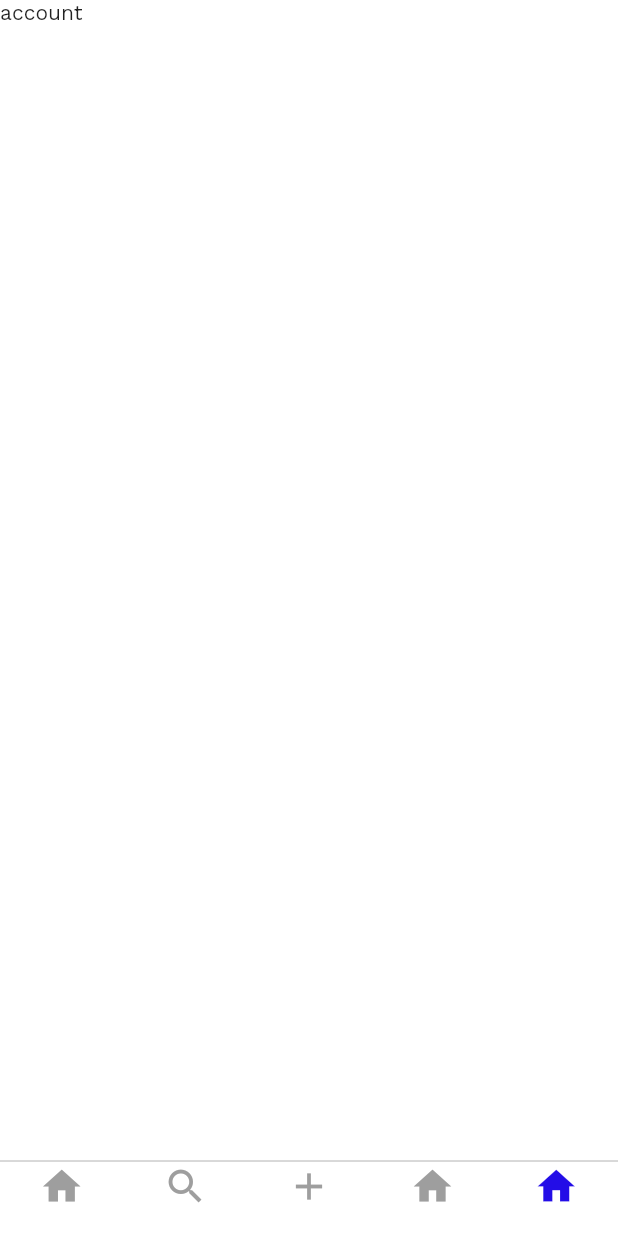
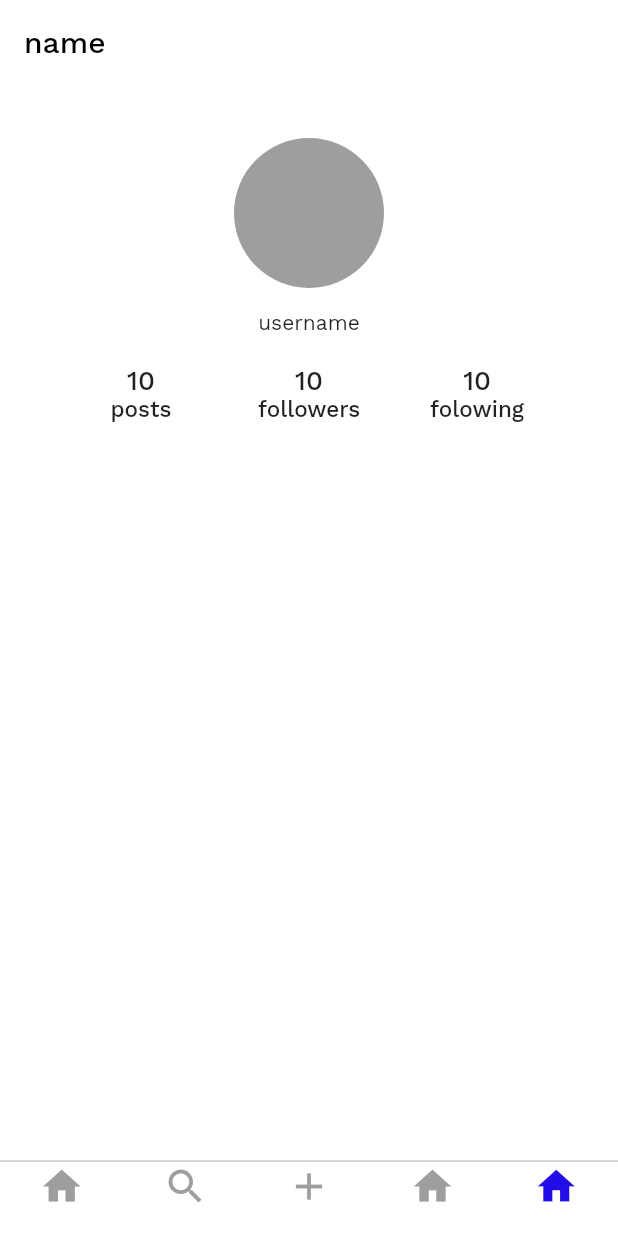
Before and after one commit to St1chaKooky/firebase_auth, a Flutter app: the screen it shows once a user with an empty profile is signed in, swiped to page 5, on a phone screen of 412 x 824 dp. Run offline on Flutter 3.47's test engine with Material 2 defaults, Android fonts, the phone set to English and light mode, and no system bars; our stand-ins replace cloud_firestore, firebase_auth, firebase_core, firebase_storage, google_fonts, image_picker; accounts and stored records are empty.

Commit message:
недоделал профиль и поиск

```diff
--- a/lib/responsive/mobail_sreen_layout.dart
+++ b/lib/responsive/mobail_sreen_layout.dart
@@ -1,7 +1,9 @@
 import 'package:flutter/cupertino.dart';
 import 'package:flutter/material.dart';
+import 'package:netschool/screens/profile_screen.dart';
 // import 'package:provider/provider.dart';
 // import '../model/user.dart' as model;
+import '../screens/seacr_screen.dart';
 import '../utils/colors.dart';
 
 class MobailScreenLayout extends StatefulWidget {
@@ -50,17 +52,16 @@ class _MobailScreenLayoutState extends State<MobailScreenLayout> {
 
     return Scaffold(
       body: PageView(
+        physics: const NeverScrollableScrollPhysics(),
+        controller: pageController,
+        onPageChanged: onPageChanged,
         children: const [
           Text('main'),
-          Text('search'),
+          SearchScreen(),
           Text('add'),
           Text('reels'),
-          Text('account'),
-        ],
-        physics: const NeverScrollableScrollPhysics(),
-        controller: pageController,
-        onPageChanged:
-            onPageChanged, //функция которая во время стейта предает page
+          ProfileScreen(),
+        ], //функция которая во время стейта предает page
       ),
       bottomNavigationBar: CupertinoTabBar(
         backgroundColor: whiteColor,
--- /dev/null
+++ b/lib/screens/profile_screen.dart
@@ -0,0 +1,85 @@
+import 'package:flutter/material.dart';
+import 'package:netschool/utils/colors.dart';
+
+class ProfileScreen extends StatefulWidget {
+  const ProfileScreen({super.key});
+
+  @override
+  State<ProfileScreen> createState() => _ProfileScreenState();
+}
+
+class _ProfileScreenState extends State<ProfileScreen> {
+  @override
+  Widget build(BuildContext context) {
+    return Scaffold(
+      appBar: AppBar(
+        elevation: 0,
+        title: Text(
+          'name',
+          style: TextStyle(color: Colors.black),
+        ),
+        centerTitle: false,
+        backgroundColor: whiteColor,
+      ),
+      body: ListView(children: [
+        Padding(
+          padding: EdgeInsets.all(16),
+          child: Column(
+            // mainAxisAlignment: MainAxisAlignment.center,
+            children: [
+              SizedBox(
+                height: 20,
+              ),
+              CircleAvatar(
+                backgroundColor: Colors.grey,
+                radius: 50,
+                // backgroundImage:
+                //     NetworkImage('https://unsplash.com/photos/sXB9UL9-8-Q'),
+              ),
+              SizedBox(
+                height: 15,
+              ),
+              Text('username'),
+              SizedBox(
+                height: 20,
+              ),
+              Row(
+                mainAxisSize: MainAxisSize.min,
+                mainAxisAlignment: MainAxisAlignment.spaceEvenly,
+                children: [
+                  Expanded(
+                    child: buildStatColumn(10, 'posts'),
+                  ),
+                  buildStatColumn(10, 'followers'),
+                  Expanded(
+                    child: buildStatColumn(10, 'folowing'),
+                  ),
+                ],
+              )
+            ],
+          ),
+        ),
+      ]),
+    );
+  }
+
+  Column buildStatColumn(int num, String label) {
+    return Column(
+      mainAxisAlignment: MainAxisAlignment.center,
+      mainAxisSize: MainAxisSize.min,
+      children: [
+        Text(
+          num.toString(),
+          style: const TextStyle(fontSize: 18, fontWeight: FontWeight.w500),
+        ),
+        Text(
+          label,
+          style: const TextStyle(
+            fontSize: 15,
+            fontWeight: FontWeight.w500,
+          ),
+        )
+      ],
+    );
+  }
+}
--- /dev/null
+++ b/lib/screens/seacr_screen.dart
@@ -0,0 +1,37 @@
+import 'package:cloud_firestore/cloud_firestore.dart';
+import 'package:firebase_core/firebase_core.dart';
+import 'package:flutter/material.dart';
+import 'package:netschool/utils/colors.dart';
+
+class SearchScreen extends StatefulWidget {
+  const SearchScreen({super.key});
+
+  @override
+  State<SearchScreen> createState() => _SearchScreenState();
+}
+
+class _SearchScreenState extends State<SearchScreen> {
+  final TextEditingController searchController = TextEditingController();
+
+  @override
+  void dispose() {
+    super.dispose();
+    searchController.dispose();
+  }
+
+  @override
+  Widget build(BuildContext context) {
+    return Scaffold(
+      appBar: AppBar(
+        backgroundColor: whiteColor,
+        title: TextFormField(
+          decoration: const InputDecoration(labelText: 'Search for a user'),
+          onFieldSubmitted: (String _) {
+            print(_);
+          },
+        ),
+      ),
+      // body: FutureBuilder(future: FirebaseFirestore.instance.collection('users').where('username').get(),),
+    );
+  }
+}
```
Also changed, not shown: pubspec.yaml (+13 -13 lines).
